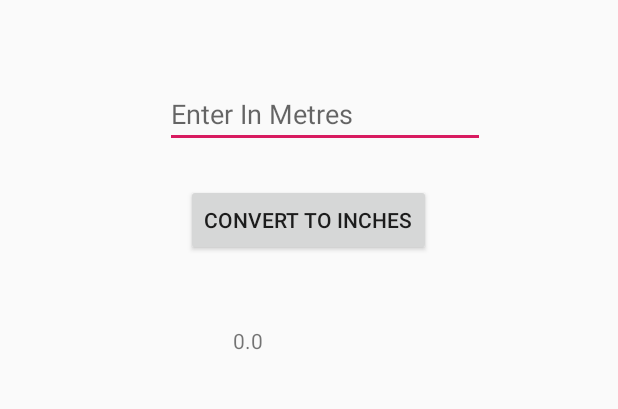
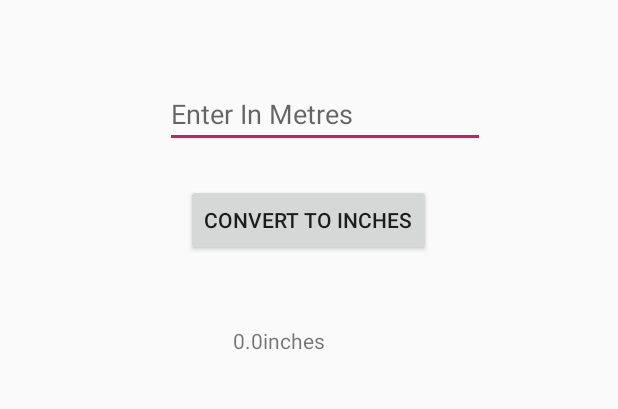
Before and after one commit to Wolfof420Street/MetresToInches, an Android app: the screen it shows after launch (MainActivity), after a tap on "CONVERT TO INCHES", on a phone screen of 412 x 824 dp, the part 478-887 px from its top. Run offline under Robolectric (Android 15) with nearby library versions, the phone set to English and light mode, and no system bars; 1 statement that could not run was skipped.

Commit message:
updating UI

```diff
--- a/app/src/main/java/com/wolf/metrestoinches/MainActivity.java
+++ b/app/src/main/java/com/wolf/metrestoinches/MainActivity.java
@@ -32,7 +32,7 @@ public class MainActivity extends AppCompatActivity {
                 double meterValue = Double.parseDouble(enterMetres.getText().toString());
                 result = meterValue*multiplier;
 
-                resultTextView.setText(Double.toString(result));
+                resultTextView.setText(Double.toString(result) + "inches");
             }
         });
     }
```
